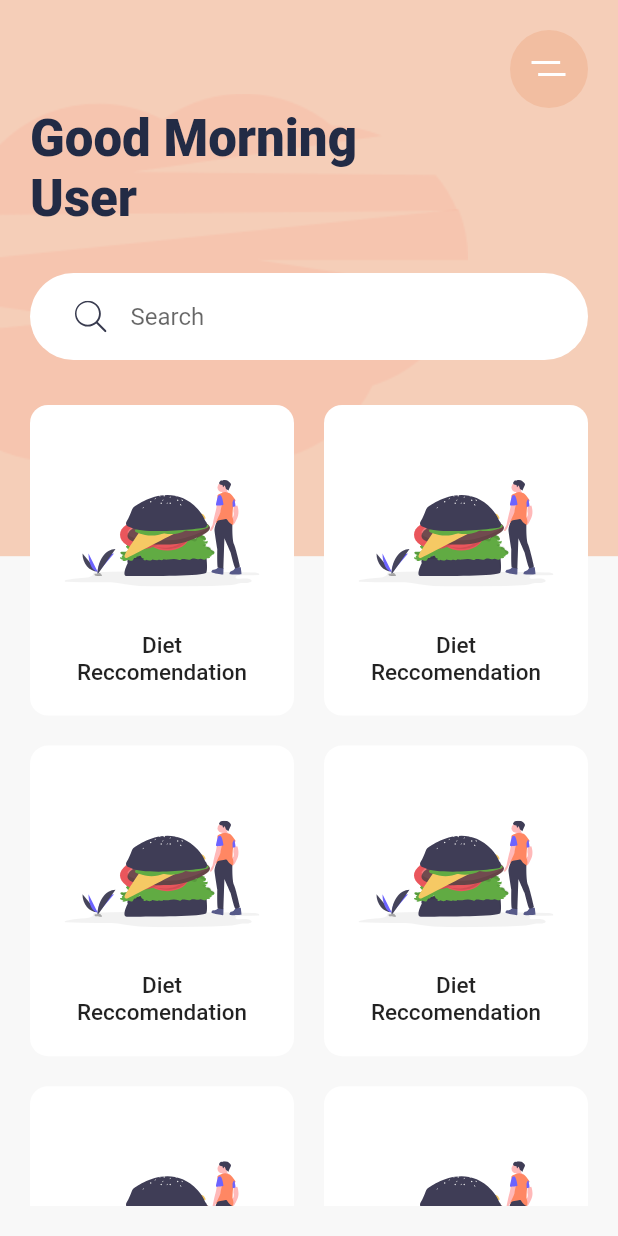
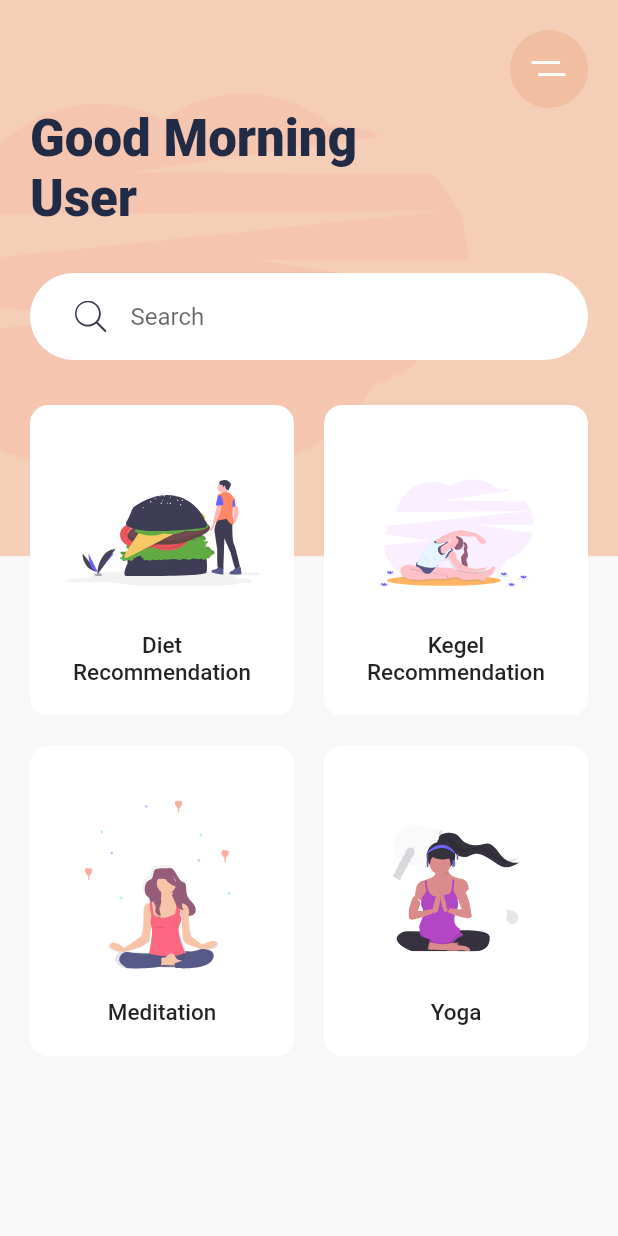
Before and after one commit to pratamawijaya/flutter_ui_example, a Flutter app: the screen it shows after launch, on a phone screen of 412 x 824 dp. Run offline on Flutter 3.47's test engine with Material 2 defaults, Android fonts, the phone set to English and light mode, and no system bars; our stand-ins replace flutter_svg.

```diff
--- a/meditation_app/lib/main.dart
+++ b/meditation_app/lib/main.dart
@@ -86,12 +86,22 @@ class HomeScreen extends StatelessWidget {
                       crossAxisSpacing: 20,
                       childAspectRatio: .85,
                       children: <Widget>[
-                        CategoryCard(),
-                        CategoryCard(),
-                        CategoryCard(),
-                        CategoryCard(),
-                        CategoryCard(),
-                        CategoryCard(),
+                        CategoryCard(
+                          title: "Diet Recommendation",
+                          imgSrc: "assets/icons/Hamburger.svg",
+                        ),
+                        CategoryCard(
+                          title: "Kegel Recommendation",
+                          imgSrc: "assets/icons/Excrecises.svg",
+                        ),
+                        CategoryCard(
+                          title: "Meditation ",
+                          imgSrc: "assets/icons/Meditation.svg",
+                        ),
+                        CategoryCard(
+                          title: "Yoga",
+                          imgSrc: "assets/icons/yoga.svg",
+                        ),
                       ],
                     ),
                   ),
@@ -106,29 +116,54 @@ class HomeScreen extends StatelessWidget {
 }
 
 class CategoryCard extends StatelessWidget {
+  final String imgSrc;
+  final String title;
+
   const CategoryCard({
     Key key,
+    this.imgSrc,
+    this.title,
   }) : super(key: key);
 
   @override
   Widget build(BuildContext context) {
-    return Container(
-      padding: EdgeInsets.all(20.0),
+    return ClipRRect(
+      borderRadius: BorderRadius.circular(12),
+      child: Container(
         decoration: BoxDecoration(
             color: Colors.white,
             borderRadius: BorderRadius.circular(12),
-      ),
+            boxShadow: [
+              BoxShadow(
+                  offset: Offset(0, 17),
+                  blurRadius: 17,
+                  spreadRadius: -23,
+                  color: kShadowColor)
+            ]),
+        child: Material(
+          color: Colors.transparent,
+          child: InkWell(
+            onTap: () {},
+            child: Padding(
+              padding: const EdgeInsets.all(20.0),
               child: Column(
                 children: <Widget>[
                   Spacer(),
-          SvgPicture.asset("assets/icons/Hamburger.svg"),
+                  SvgPicture.asset(imgSrc),
                   Spacer(),
                   Text(
-            "Diet Reccomendation",
+                    title,
                     textAlign: TextAlign.center,
-            style: Theme.of(context).textTheme.title.copyWith(fontSize: 15),
+                    style: Theme.of(context)
+                        .textTheme
+                        .title
+                        .copyWith(fontSize: 15),
                   )
                 ],
+              ),
+            ),
+          ),
+        ),
       ),
     );
   }
```
Lines whose indentation alone changed are shown as unchanged.
